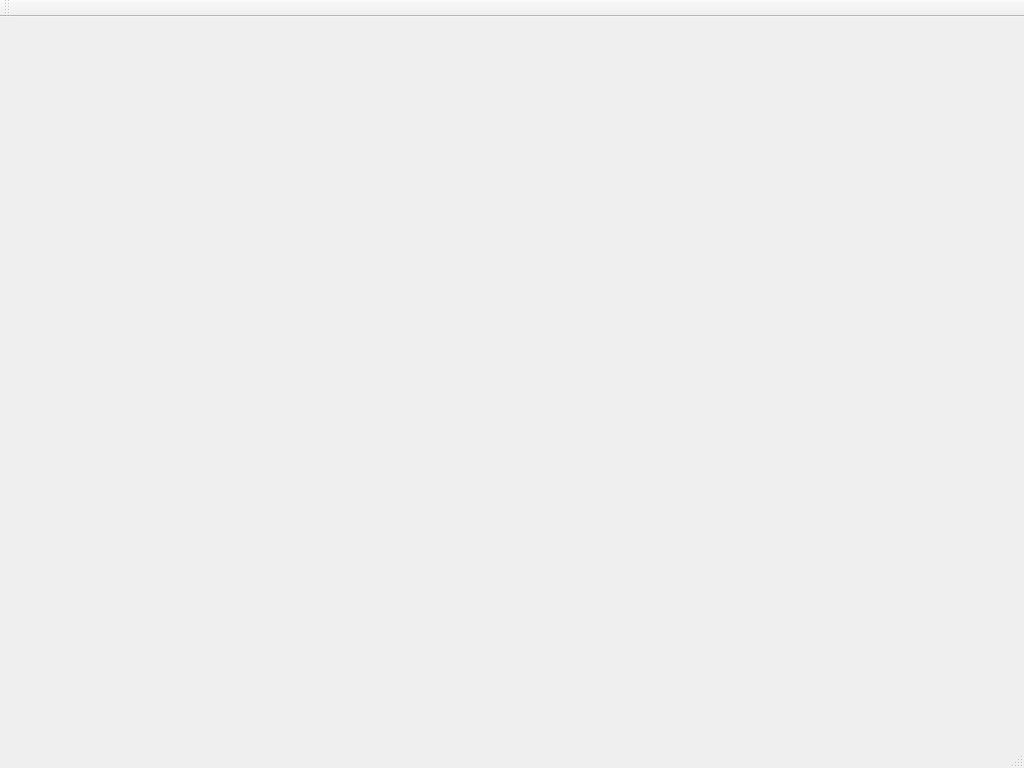
First picture: the form in my_account_soft/mysoft.ui, repository pk8900gh/account, before the edit.
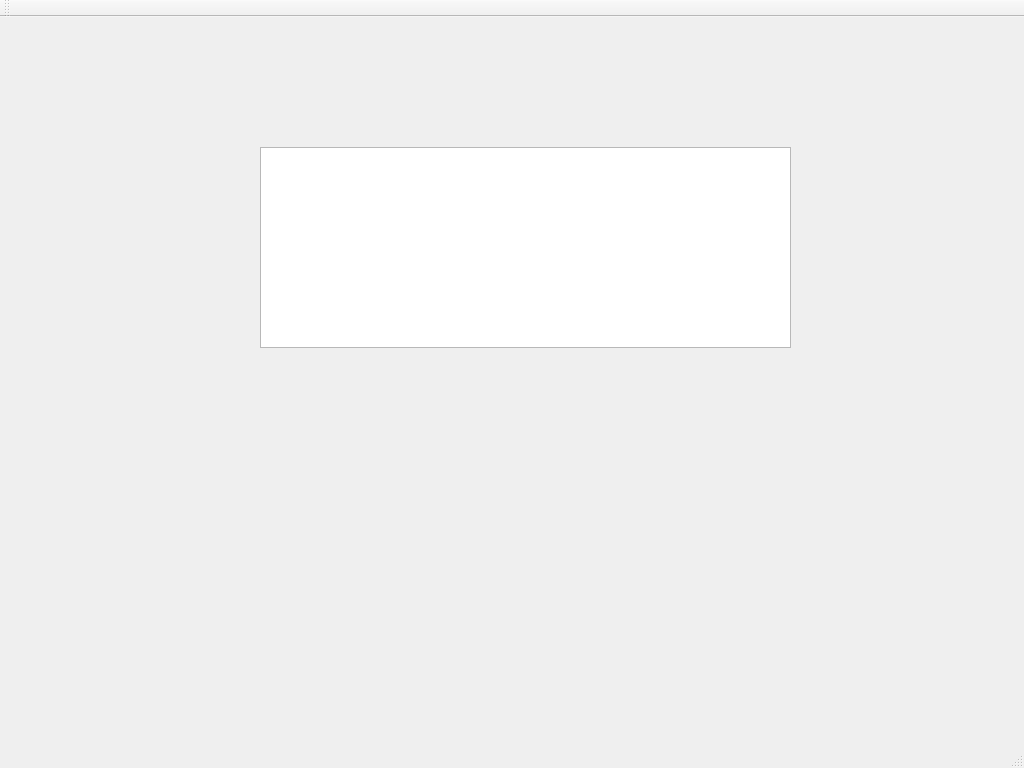
Second picture: the form after the edit.

```diff
--- a/my_account_soft/mysoft.ui
+++ b/my_account_soft/mysoft.ui
@@ -13,7 +13,18 @@
   <property name="windowTitle">
    <string>MySoft</string>
   </property>
-  <widget class="QWidget" name="centralWidget"/>
+  <widget class="QWidget" name="centralWidget">
+   <widget class="QTextEdit" name="textEdit01">
+    <property name="geometry">
+     <rect>
+      <x>260</x>
+      <y>130</y>
+      <width>531</width>
+      <height>201</height>
+     </rect>
+    </property>
+   </widget>
+  </widget>
   <widget class="QMenuBar" name="menuBar">
    <property name="geometry">
     <rect>
```
